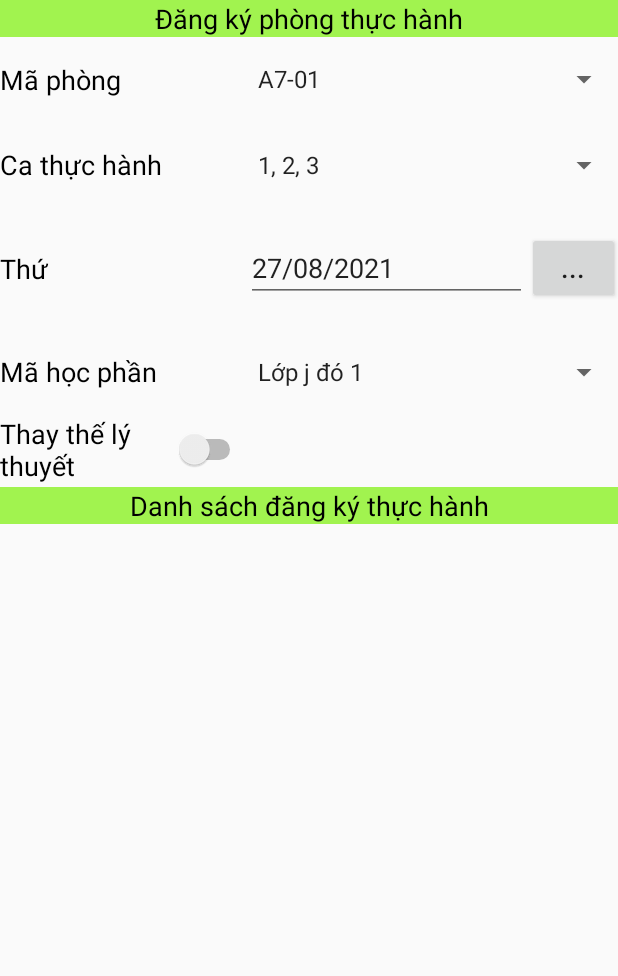
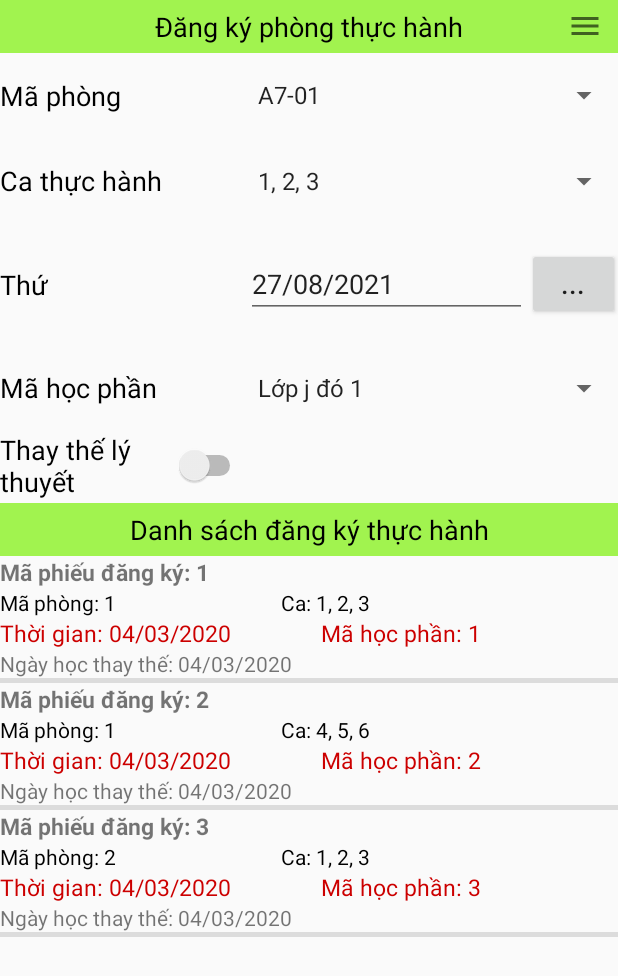
Before and after one commit to Shieldo392/Lab_Mangement, an Android app: the RegisterLabActivity screen opened directly, with no data from a screen before it, on a phone screen of 412 x 824 dp. Shown: the top 976 px of the screen. Run offline under Robolectric (Android 15) with nearby library versions, the phone set to English and light mode, and no system bars.

Commit message:
add trung's task

```diff
--- a/app/build.gradle
+++ b/app/build.gradle
@@ -14,6 +14,10 @@ android {
         versionName "1.0"
 
         testInstrumentationRunner "androidx.test.runner.AndroidJUnitRunner"
+
+        vectorDrawables {
+            useSupportLibrary true
+        }
     }
 
     buildTypes {
--- /dev/null
+++ b/app/src/main/java/com/example/lab_management/manage_registerlab/adapter/RegisterLabAdapter.java
@@ -0,0 +1,64 @@
+package com.example.lab_management.manage_registerlab.adapter;
+
+import android.annotation.SuppressLint;
+import android.app.Activity;
+import android.content.Context;
+import android.graphics.Color;
+import android.util.Log;
+import android.view.LayoutInflater;
+import android.view.View;
+import android.view.ViewGroup;
+import android.widget.ArrayAdapter;
+import android.widget.TextView;
+
+import androidx.annotation.NonNull;
+import androidx.annotation.Nullable;
+
+import com.example.lab_management.R;
+import com.example.lab_management.objects.RegisterLab;
+
+import java.text.SimpleDateFormat;
+import java.util.List;
+
+public class RegisterLabAdapter extends ArrayAdapter<RegisterLab> {
+    Activity context;
+    int layout;
+    List<RegisterLab> list;
+
+    public RegisterLabAdapter(@NonNull Context context, int resource, @NonNull List<RegisterLab> objects) {
+        super(context, resource, objects);
+        this.context = (Activity) context;
+        this.layout = resource;
+        this.list = objects;
+    }
+
+    @SuppressLint({"SimpleDateFormat", "SetTextI18n"})
+    @NonNull
+    @Override
+    public View getView(int position, @Nullable View convertView, @NonNull ViewGroup parent) {
+        LayoutInflater flater = context.getLayoutInflater();
+        @SuppressLint("ViewHolder") View row = flater.inflate(layout, parent,false);
+
+        TextView txt_RegisterID = row.findViewById(R.id.txt_item_registerlabid);
+        TextView txt_LabID = row.findViewById(R.id.txt_item_labid);
+        TextView txt_Session = row.findViewById(R.id.txt_item_session);
+        TextView txt_Time = row.findViewById(R.id.txt_item_time);
+        TextView txt_TermID = row.findViewById(R.id.txt_item_termid);
+        TextView txt_Replaced = row.findViewById(R.id.txt_item_replaced);
+
+        try{
+            RegisterLab registerLab = list.get(position);
+            txt_RegisterID.setText(registerLab.getRegisterID()+"");
+            txt_LabID.setText(registerLab.getLabID()+"");
+            txt_Session.setText(registerLab.getSession()+"");
+            txt_Time.setText(registerLab.getTime());
+            txt_TermID.setText(registerLab.getTermID()+"");
+            txt_Replaced.setText(registerLab.getReplaced());
+        }
+        catch (Exception e){
+            Log.e("RegisterLabAdapter", e.toString());
+        }
+
+        return row;
+    }
+}
--- a/app/src/main/java/com/example/lab_management/objects/RegisterLab.java
+++ b/app/src/main/java/com/example/lab_management/objects/RegisterLab.java
@@ -7,12 +7,12 @@ public class RegisterLab {
     private int labID;
     private int userID;
     private String session; // ca thực hành
-    private Date time; // thứ mấy trong tuần
+    private String time; // thứ mấy trong tuần
     //private int count; // số buổi thực hành // we dont need it anymore
     private int termID;
-    private Date replaced; // thay the ly thuyet
+    private String replaced; // thay the ly thuyet
 
-    public RegisterLab(int registerID, int labID, int userID, String session, Date time, int termID, Date replaced) {
+    public RegisterLab(int registerID, int labID, int userID, String session, String time, int termID, String replaced) {
         this.registerID = registerID;
         this.labID = labID;
         this.userID = userID;
@@ -57,11 +57,9 @@ public class RegisterLab {
         this.session = session;
     }
 
-    public Date getTime() {
-        return time;
-    }
+    public String getTime() { return time; }
 
-    public void setTime(Date time) {
+    public void setTime(String time) {
         this.time = time;
     }
 
@@ -73,11 +71,11 @@ public class RegisterLab {
         this.termID = termID;
     }
 
-    public Date getReplaced() {
+    public String getReplaced() {
         return replaced;
     }
 
-    public void setReplaced(Date replaced) {
+    public void setReplaced(String replaced) {
         this.replaced = replaced;
     }
 
--- a/app/src/main/res/layout/activity_registerlab.xml
+++ b/app/src/main/res/layout/activity_registerlab.xml
@@ -7,15 +7,35 @@ android:layout_height="match_parent"
 android:orientation="vertical"
 tools:context=".manage_registerlab.RegisterLabActivity">
 
+    <RelativeLayout
+        android:layout_width="match_parent"
+        android:layout_height="wrap_content">
+
         <TextView
             android:id="@+id/textView"
             android:layout_width="match_parent"
-    android:layout_height="wrap_content"
+            android:layout_height="35dp"
             android:background="#A1F34F"
             android:gravity="center"
             android:text="Đăng ký phòng thực hành"
             android:textColor="#000000"
             android:textSize="18sp" />
+
+        <ImageButton
+            android:id="@+id/option_menu"
+            android:layout_width="wrap_content"
+            android:layout_height="wrap_content"
+            android:layout_alignParentRight="true"
+            android:layout_centerVertical="true"
+            android:layout_marginStart="5dp"
+            android:layout_marginLeft="5dp"
+            android:layout_marginTop="5dp"
+            android:layout_marginEnd="10dp"
+            android:layout_marginRight="5dp"
+            android:layout_marginBottom="5dp"
+            android:background="#00FFFFFF"
+            app:srcCompat="@drawable/ic_menu" />
+    </RelativeLayout>
 
     <TableLayout
     android:layout_width="match_parent"
@@ -67,7 +87,9 @@ tools:context=".manage_registerlab.RegisterLabActivity">
             android:textSize="18sp"
             android:layout_span="2"/>
     </TableRow>
+
         <TableRow
+            android:layout_height="wrap_content"
             android:layout_weight="1">
 
             <TextView
@@ -84,11 +106,11 @@ tools:context=".manage_registerlab.RegisterLabActivity">
                 android:layout_width="wrap_content"
                 android:layout_height="wrap_content"
                 android:layout_gravity="center_vertical"
+                android:editable="false"
                 android:ems="10"
-            android:textSize="18sp"
-            android:editable="false"
                 android:focusable="false"
-            android:inputType="none" />
+                android:inputType="none"
+                android:textSize="18sp" />
 
             <Button
                 android:id="@+id/btnPickTime"
@@ -147,10 +169,11 @@ tools:context=".manage_registerlab.RegisterLabActivity">
             android:textSize="18sp" />
     </TableRow>
 </TableLayout>
+
     <TextView
         android:id="@+id/textView2"
         android:layout_width="match_parent"
-    android:layout_height="wrap_content"
+        android:layout_height="35dp"
         android:background="#A1F34F"
         android:gravity="center"
         android:text="Danh sách đăng ký thực hành"
--- /dev/null
+++ b/app/src/main/res/layout/item_registerlab.xml
@@ -0,0 +1,149 @@
+<?xml version="1.0" encoding="utf-8"?>
+<LinearLayout xmlns:android="http://schemas.android.com/apk/res/android"
+    android:layout_width="fill_parent"
+    android:layout_height="wrap_content"
+    android:orientation="vertical" >
+
+    <LinearLayout
+        android:layout_width="match_parent"
+        android:layout_height="match_parent"
+        android:orientation="horizontal">
+
+        <TextView
+            android:layout_width="wrap_content"
+            android:layout_height="wrap_content"
+            android:text="Mã phiếu đăng ký: "
+            android:textSize="15sp"
+            android:textStyle="bold" />
+
+        <TextView
+            android:id="@+id/txt_item_registerlabid"
+            android:layout_width="wrap_content"
+            android:layout_height="wrap_content"
+            android:text="maphieu"
+            android:textSize="15sp"
+            android:textStyle="bold" />
+
+    </LinearLayout>
+
+    <TableRow
+        android:layout_width="match_parent"
+        android:layout_height="match_parent">
+
+        <TableRow
+            android:layout_weight="2"
+            android:layout_width="wrap_content"
+            android:layout_height="match_parent"
+            android:orientation="horizontal">
+
+            <TextView
+                android:layout_width="wrap_content"
+                android:layout_height="wrap_content"
+                android:text="Mã phòng: "
+                android:textColor="@color/black" />
+
+            <TextView
+                android:id="@+id/txt_item_labid"
+                android:layout_width="wrap_content"
+                android:layout_height="wrap_content"
+                android:text="maphong"
+                android:textColor="@color/black" />
+        </TableRow>
+
+        <TableRow
+            android:layout_weight="3"
+            android:layout_width="wrap_content"
+            android:layout_height="match_parent"
+            android:orientation="horizontal">
+
+            <TextView
+                android:id="@+id/textView"
+                android:layout_width="wrap_content"
+                android:layout_height="wrap_content"
+                android:text="Ca: "
+                android:textColor="@color/black" />
+
+            <TextView
+                android:id="@+id/txt_item_session"
+                android:layout_width="wrap_content"
+                android:layout_height="wrap_content"
+                android:text="ca"
+                android:textColor="@color/black" />
+        </TableRow>
+
+    </TableRow>
+
+    <TableRow
+        android:layout_width="match_parent"
+        android:layout_height="match_parent">
+
+        <TableRow
+            android:layout_width="wrap_content"
+            android:layout_height="match_parent"
+            android:layout_weight="2"
+            android:orientation="horizontal">
+
+            <TextView
+                android:layout_width="wrap_content"
+                android:layout_height="wrap_content"
+                android:text="Thời gian: "
+                android:textColor="@android:color/holo_red_dark"
+                android:textSize="15sp" />
+
+            <TextView
+                android:id="@+id/txt_item_time"
+                android:layout_width="wrap_content"
+                android:layout_height="wrap_content"
+                android:text="thoigian"
+                android:textColor="@android:color/holo_red_dark"
+                android:textSize="15sp" />
+        </TableRow>
+
+        <TableRow
+            android:layout_width="wrap_content"
+            android:layout_height="match_parent"
+            android:layout_weight="3"
+            android:orientation="horizontal">
+
+            <TextView
+                android:layout_width="wrap_content"
+                android:layout_height="wrap_content"
+                android:text="Mã học phần: "
+                android:textColor="@android:color/holo_red_dark"
+                android:textSize="15sp" />
+
+            <TextView
+                android:id="@+id/txt_item_termid"
+                android:layout_width="wrap_content"
+                android:layout_height="wrap_content"
+                android:text="mahocphan"
+                android:textColor="@android:color/holo_red_dark"
+                android:textSize="15sp" />
+        </TableRow>
+
+    </TableRow>
+
+    <LinearLayout
+        android:layout_width="match_parent"
+        android:layout_height="match_parent"
+        android:orientation="horizontal">
+
+        <TextView
+            android:layout_width="wrap_content"
+            android:layout_height="wrap_content"
+            android:text="Ngày học thay thế: " />
+
+        <TextView
+            android:id="@+id/txt_item_replaced"
+            android:layout_width="wrap_content"
+            android:layout_height="wrap_content"
+            android:text="thaythe" />
+    </LinearLayout>
+
+    <View
+        android:id="@+id/divider"
+        android:layout_width="match_parent"
+        android:layout_height="2dp"
+        android:background="?android:attr/listDivider" />
+
+</LinearLayout>
--- a/app/src/main/res/menu/registerlab_option_menu.xml
+++ b/app/src/main/res/menu/registerlab_option_menu.xml
@@ -1,7 +1,7 @@
 <?xml version="1.0" encoding="utf-8"?>
 <menu xmlns:android="http://schemas.android.com/apk/res/android">
-    <item android:id="@+id/itemAdd"
+    <item android:id="@+id/itemRegisterLabAdd"
         android:title="Thêm"></item>
-    <item android:id="@+id/itemUpdate"
+    <item android:id="@+id/itemRegisterLabUpdate"
         android:title="Sửa"></item>
 </menu>
```
Also changed, not shown: app/src/main/java/com/example/lab_management/manage_registerlab/RegisterLabActivity.java (+55 -35 lines), app/src/main/java/com/example/lab_management/sqlhelper/SqLiteHelper.java (+43 -67 lines), app/src/main/java/com/example/lab_management/utils/DateUtility.java (deleted, +0 -15 lines), app/src/main/java/com/example/lab_management/utils/FakeData.java (+6 -5 lines). Lines whose indentation alone changed are shown as unchanged.
